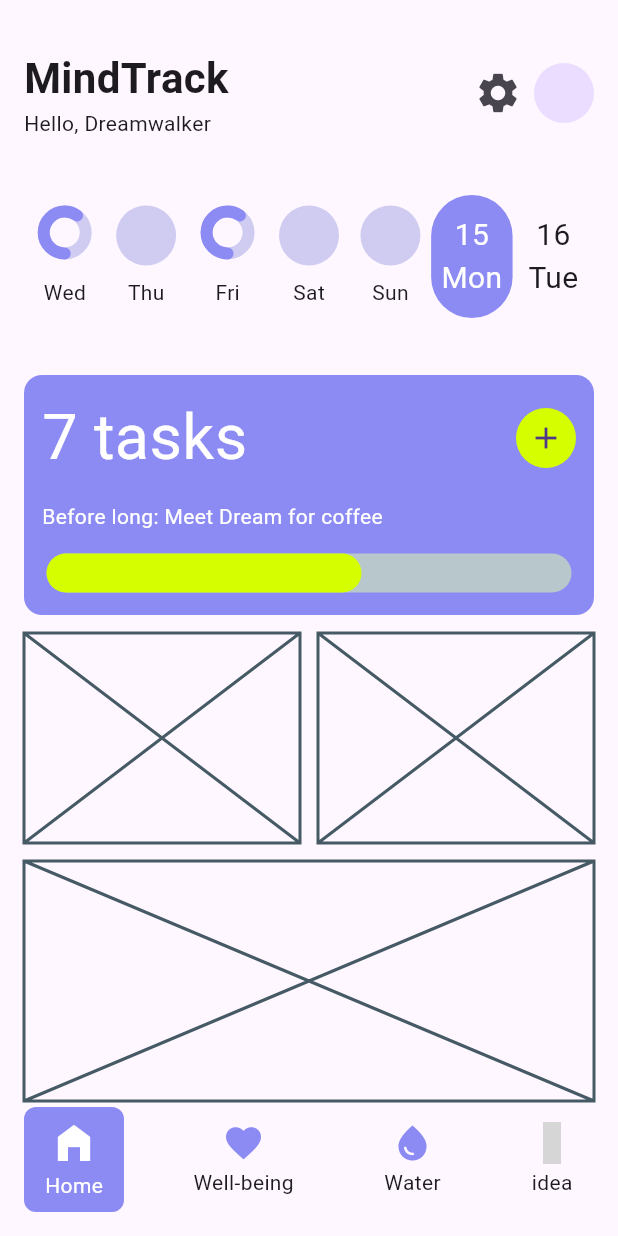
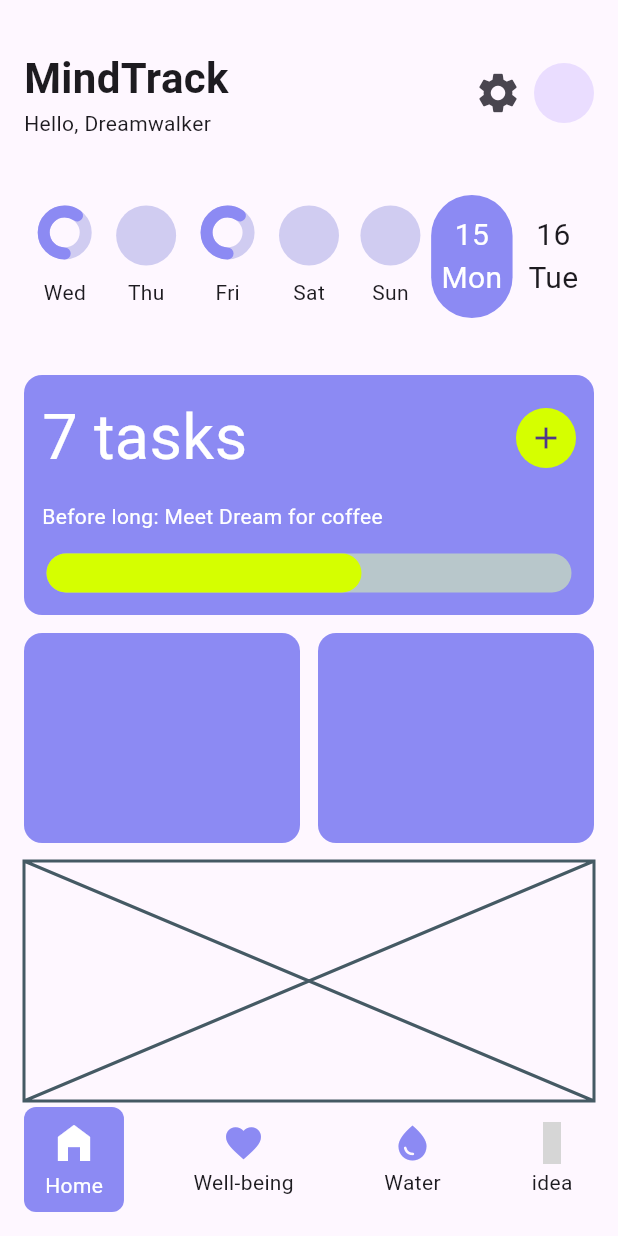
Before and after one commit to JAICHANGPARK/flutter_notebook_chapter_43, a Flutter app: the HabitJournalMainScreen screen opened directly, on a phone screen of 412 x 824 dp. Run offline on Flutter 3.47's test engine with Material 3 defaults, Android fonts, the phone set to English and light mode, and no system bars; drawn by our look-alikes of percent_indicator; our stand-ins replace gap, hugeicons; grey boxes are pictures that could not be loaded.

Commit message:
Update habit_journal_home_screen.dart

```diff
--- a/lib/ep2173_habit_journal_app/ui/home/habit_journal_home_screen.dart
+++ b/lib/ep2173_habit_journal_app/ui/home/habit_journal_home_screen.dart
@@ -296,10 +296,20 @@ class _HabitJournalHomeScreenState extends State<HabitJournalHomeScreen> {
                   spacing: 12,
                   children: [
                     Expanded(
-                      child: Placeholder(),
+                      child: Container(
+                        decoration: BoxDecoration(
+                          color: HabitAppTheme.primary,
+                          borderRadius: BorderRadius.circular(12),
+                        ),
+                      )
                     ),
                     Expanded(
-                      child: Placeholder(),
+                      child: Container(
+                        decoration: BoxDecoration(
+                          color: HabitAppTheme.primary,
+                          borderRadius: BorderRadius.circular(12),
+                        ),
+                      ),
                     ),
                   ],
                 )),
```
